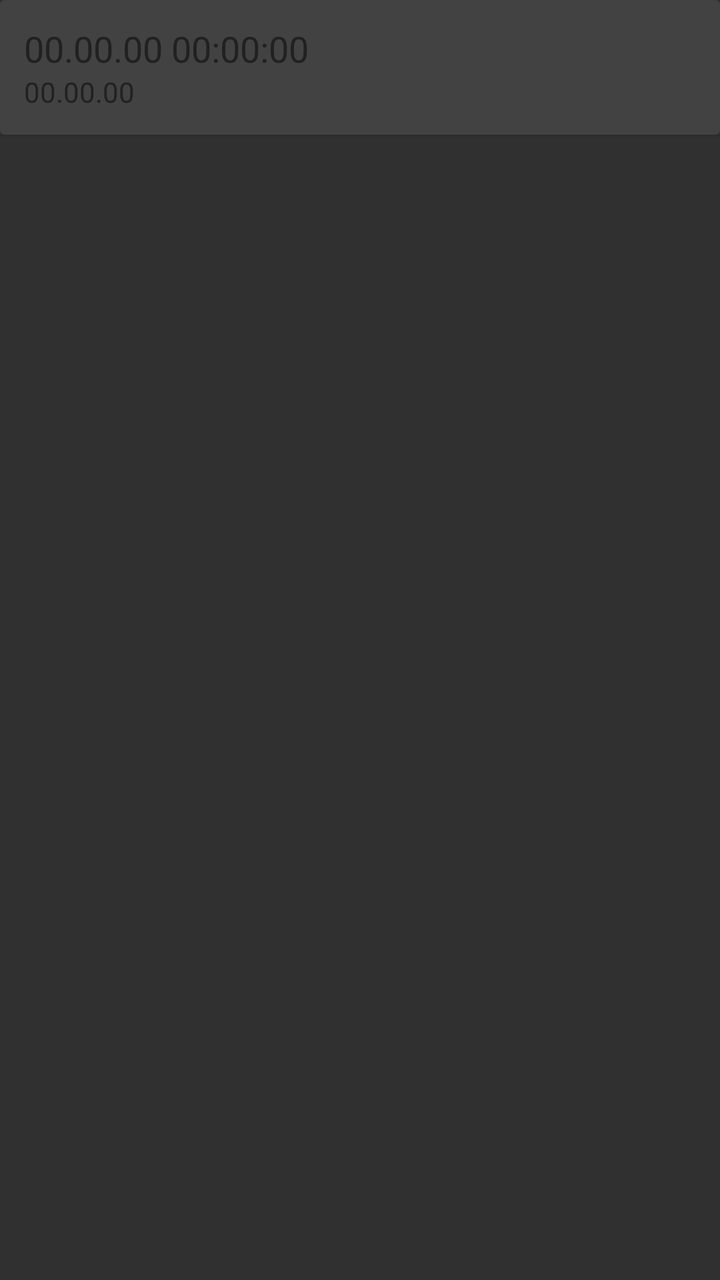
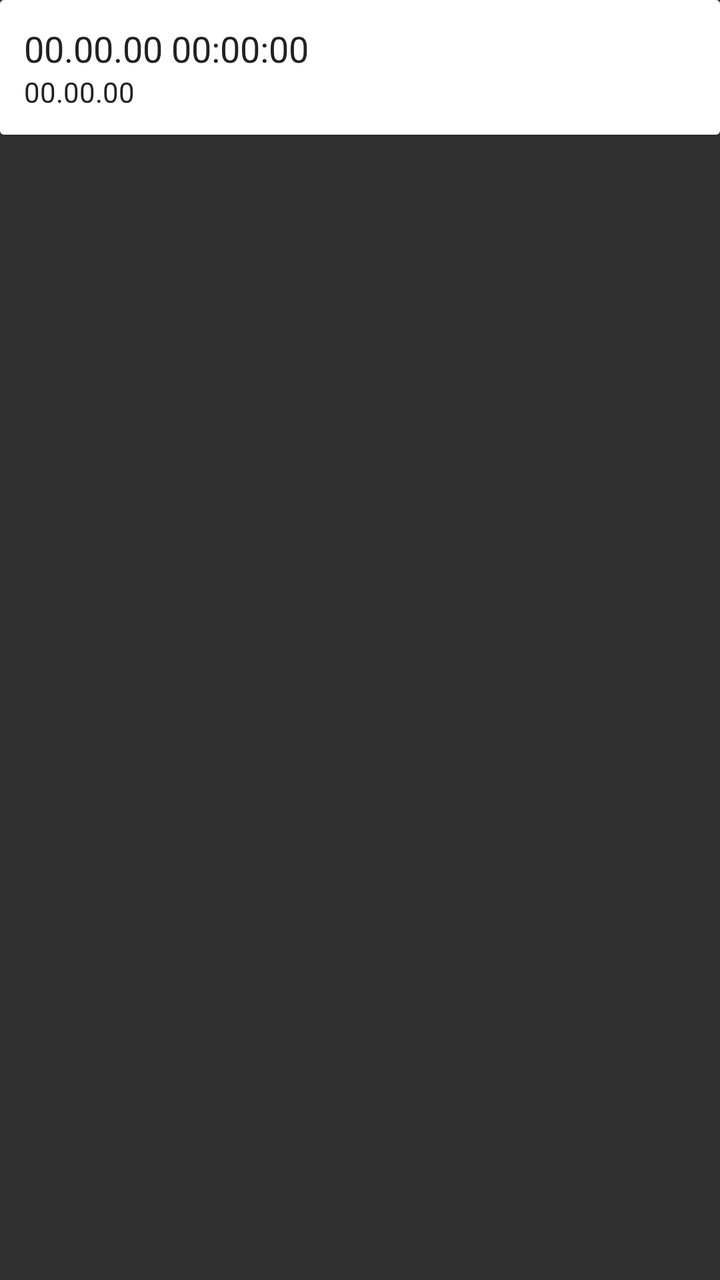

Compare the two renders of this Android layout. The source of the first and the diff that turns it into the second are given below.
<!-- AndroidManifest.xml: application theme AppTheme -->
<!-- res/layout/cardview_audios.xml -->
<LinearLayout xmlns:android="http://schemas.android.com/apk/res/android"
    android:layout_width="match_parent" android:layout_height="match_parent"
    android:paddingBottom="@dimen/cardview_padding">
    <android.support.v7.widget.CardView
        android:layout_width="match_parent"
        android:layout_height="wrap_content"
        android:id="@+id/cardview_audios"
        android:foreground="?attr/selectableItemBackground"
        >
        <RelativeLayout
            android:layout_width="match_parent"
            android:layout_height="wrap_content"
            android:padding="@dimen/cardview_text_padding2"
            >
            <TextView
                android:layout_width="wrap_content"
                android:layout_height="wrap_content"
                android:id="@+id/cardview_audios_date"
                android:layout_alignParentTop="true"
                android:textSize="18sp"
                android:textColor="@color/primary_material_dark"
                android:text="00.00.00 00:00:00" />
            <TextView
                android:layout_width="wrap_content"
                android:layout_height="wrap_content"
                android:id="@+id/cardview_audios_length"
                android:layout_below="@+id/cardview_audios_date"
                android:textColor="@color/primary_material_dark"
                android:text="00.00.00" />
        </RelativeLayout>
    </android.support.v7.widget.CardView>
</LinearLayout>
<!-- resources referenced by this layout -->
<resources>
  <dimen name="cardview_padding">8dp</dimen>
  <dimen name="cardview_text_padding2">12dp</dimen>
  <style name="AppTheme" parent="Theme.AppCompat.NoActionBar">
          
          <item name="windowActionBar">false</item>
          <item name="windowNoTitle">true</item>
      </style>
</resources>

<!-- the commit's change to res/layout/cardview_audios.xml (unified diff, before → after) -->
@@ -1,5 +1,6 @@
 <LinearLayout xmlns:android="http://schemas.android.com/apk/res/android"
-    android:layout_width="match_parent" android:layout_height="match_parent"
+    android:layout_width="match_parent"
+    android:layout_height="wrap_content"
     android:paddingBottom="@dimen/cardview_padding">
     <android.support.v7.widget.CardView
         android:layout_width="match_parent"
@@ -11,6 +12,7 @@
             android:layout_width="match_parent"
             android:layout_height="wrap_content"
             android:padding="@dimen/cardview_text_padding2"
+            android:background="@color/cardview_bg"
             >
             <TextView
                 android:layout_width="wrap_content"
<!-- resource entries referenced after the edit -->
@@ -1,5 +1,6 @@
 <!-- resources referenced by this layout -->
 <resources>
+  <item name="cardview_bg" type="color">#ffffff</item>
   <dimen name="cardview_padding">8dp</dimen>
   <dimen name="cardview_text_padding2">12dp</dimen>
   <style name="AppTheme" parent="Theme.AppCompat.NoActionBar">
